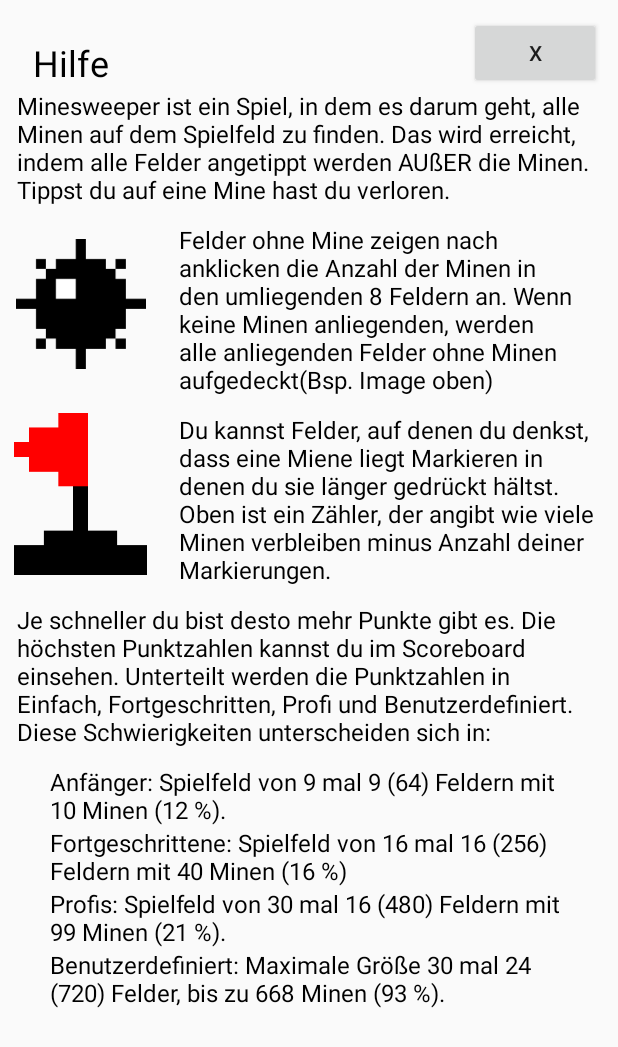
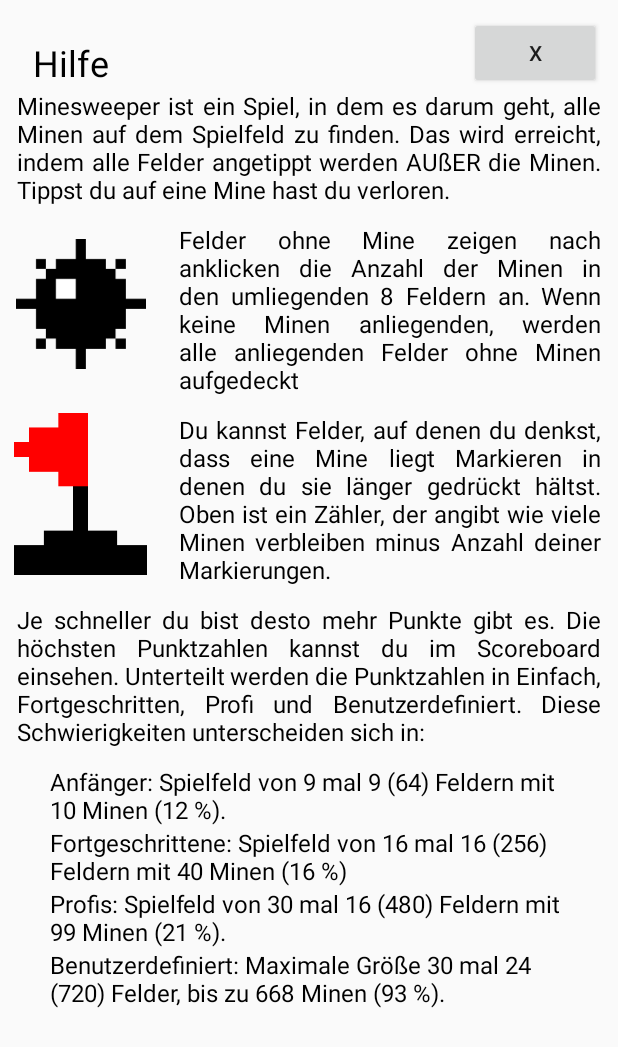
Before and after one commit to Epictigu/Minesweeper, an Android app: the AnleitungActivity screen opened directly, with no data from a screen before it, on a phone screen of 412 x 824 dp. Shown: the top 1047 px of the screen. Run offline under Robolectric (Android 15) with nearby library versions, the phone set to English and light mode, and no system bars.

Commit message:
fixed Typos & änderung zu Blocksatz

```diff
--- a/app/src/main/res/layout/activity_anleitung.xml
+++ b/app/src/main/res/layout/activity_anleitung.xml
@@ -63,6 +63,7 @@
                     android:text="Minesweeper ist ein Spiel, in dem es darum geht, alle Minen auf dem Spielfeld zu finden. Das wird erreicht, indem alle Felder angetippt werden AUßER die Minen. Tippst du auf eine Mine hast du verloren. "
                     android:textColor="@color/black"
                     android:textSize="16sp"
+                    android:justificationMode="inter_word"
                     app:layout_constraintTop_toBottomOf="@id/titel" />
 
             <LinearLayout
@@ -85,9 +86,10 @@
                     android:layout_marginLeft="5pt"
                     android:layout_marginRight="5pt"
                     android:layout_marginBottom="5pt"
-                    android:text="Felder ohne Mine zeigen nach anklicken die Anzahl der Minen in den umliegenden 8 Feldern an. Wenn keine Minen anliegenden, werden alle anliegenden Felder ohne Minen aufgedeckt(Bsp. Image oben)"
+                    android:text="Felder ohne Mine zeigen nach anklicken die Anzahl der Minen in den umliegenden 8 Feldern an. Wenn keine Minen anliegenden, werden alle anliegenden Felder ohne Minen aufgedeckt"
                     android:textColor="@color/black"
                     android:textSize="16sp"
+                    android:justificationMode="inter_word"
                     app:layout_constraintTop_toBottomOf="@id/titel" />
 
             </LinearLayout>
@@ -110,9 +112,10 @@
                     android:layout_marginLeft="5pt"
                     android:layout_marginRight="5pt"
                     android:layout_marginBottom="5pt"
-                    android:text="Du kannst Felder, auf denen du denkst, dass eine Miene liegt Markieren in denen du sie länger gedrückt hältst. Oben ist ein Zähler, der angibt wie viele Minen verbleiben minus Anzahl deiner Markierungen."
+                    android:text="Du kannst Felder, auf denen du denkst, dass eine Mine liegt Markieren in denen du sie länger gedrückt hältst. Oben ist ein Zähler, der angibt wie viele Minen verbleiben minus Anzahl deiner Markierungen."
                     android:textColor="@color/black"
                     android:textSize="16sp"
+                    android:justificationMode="inter_word"
                     app:layout_constraintTop_toBottomOf="@id/titel" />
             </LinearLayout>
 
@@ -126,6 +129,7 @@
                 android:text="Je schneller du bist desto mehr Punkte gibt es. Die höchsten Punktzahlen kannst du im Scoreboard einsehen. Unterteilt werden die Punktzahlen in Einfach, Fortgeschritten, Profi und Benutzerdefiniert. Diese Schwierigkeiten unterscheiden sich in:"
                 android:textColor="@color/black"
                 android:textSize="16sp"
+                android:justificationMode="inter_word"
                 app:layout_constraintTop_toBottomOf="@id/titel" />
 
             <TextView
```
